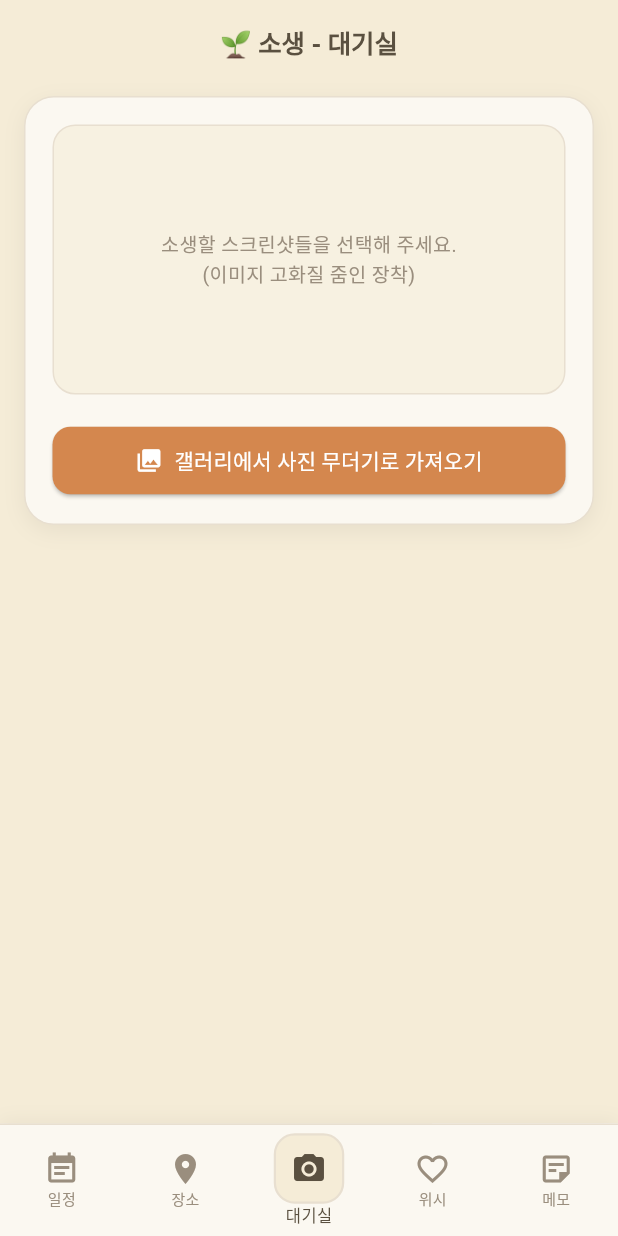
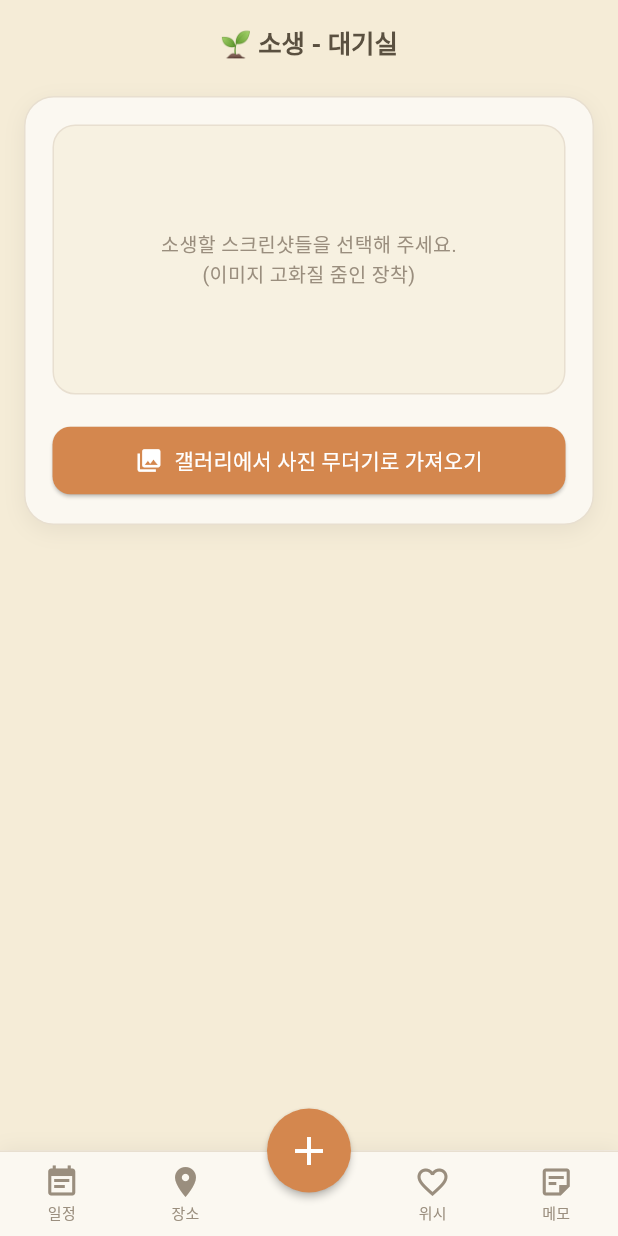
Before and after one commit to costlysiya/capstone-2026-team-35, a Flutter app: the screen it shows after launch, on a phone screen of 412 x 824 dp. Run offline on Flutter 3.47's test engine with Material 3 defaults, Android fonts, the phone set to English and light mode, and no system bars; our stand-ins replace dio, flutter_riverpod, image_cropper, image_picker, sqflite, sqflite_common_ffi and 1 more; missing offline and left inert: google_mlkit_text_recognition, tflite_flutter; accounts and stored records are empty; statements that could not run were skipped.

Commit message:
style: change bottom navigation bar center button to docked FAB

```diff
--- a/lib/main.dart
+++ b/lib/main.dart
@@ -1339,6 +1339,15 @@ class HomeScreen extends ConsumerWidget {
     return Scaffold(
       backgroundColor: Colors.transparent,
       extendBodyBehindAppBar: true,
+      floatingActionButtonLocation: FloatingActionButtonLocation.centerDocked,
+      floatingActionButton: FloatingActionButton(
+        onPressed: () => ref.read(currentMenuProvider.notifier).state = 'home',
+        backgroundColor: SoseangTheme.scheduleDark,
+        foregroundColor: Colors.white,
+        elevation: 2,
+        shape: const CircleBorder(),
+        child: const Icon(Icons.add, size: 32),
+      ),
       appBar: AppBar(
         title: Text(appBarTitle),
         centerTitle: true,
@@ -2272,18 +2281,9 @@ class HomeScreen extends ConsumerWidget {
               ),
               label: '장소',
             ),
-            BottomNavigationBarItem(
-              icon: Icon(Icons.camera_alt_outlined, color: currentTabIndex == 2 ? SoseangTheme.textDark : SoseangTheme.textMuted),
-              activeIcon: Container(
-                padding: const EdgeInsets.all(10),
-                decoration: BoxDecoration(
-                  color: SoseangTheme.cream,
-                  borderRadius: BorderRadius.circular(14),
-                  border: Border.all(color: SoseangTheme.border, width: 1.5),
-                ),
-                child: const Icon(Icons.camera_alt, color: SoseangTheme.textDark),
-              ),
-              label: '대기실',
+            const BottomNavigationBarItem(
+              icon: SizedBox(height: 24),
+              label: '',
             ),
             BottomNavigationBarItem(
               icon: Icon(Icons.favorite_border, color: currentTabIndex == 3 ? SoseangTheme.wishDark : SoseangTheme.textMuted),
```
